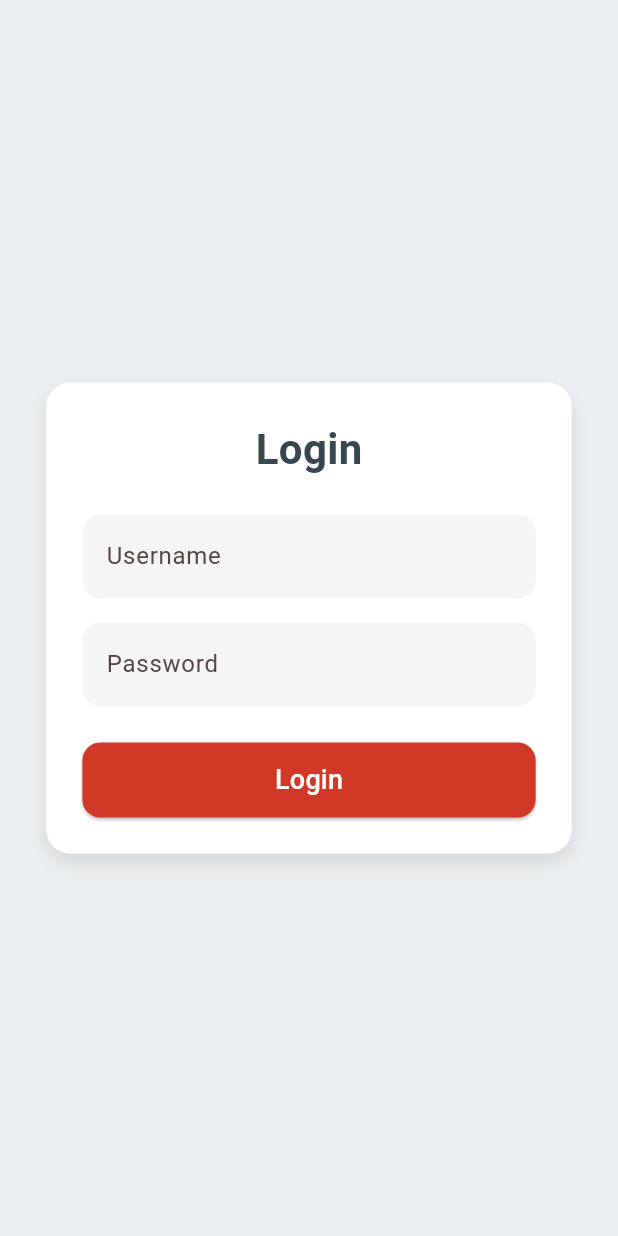
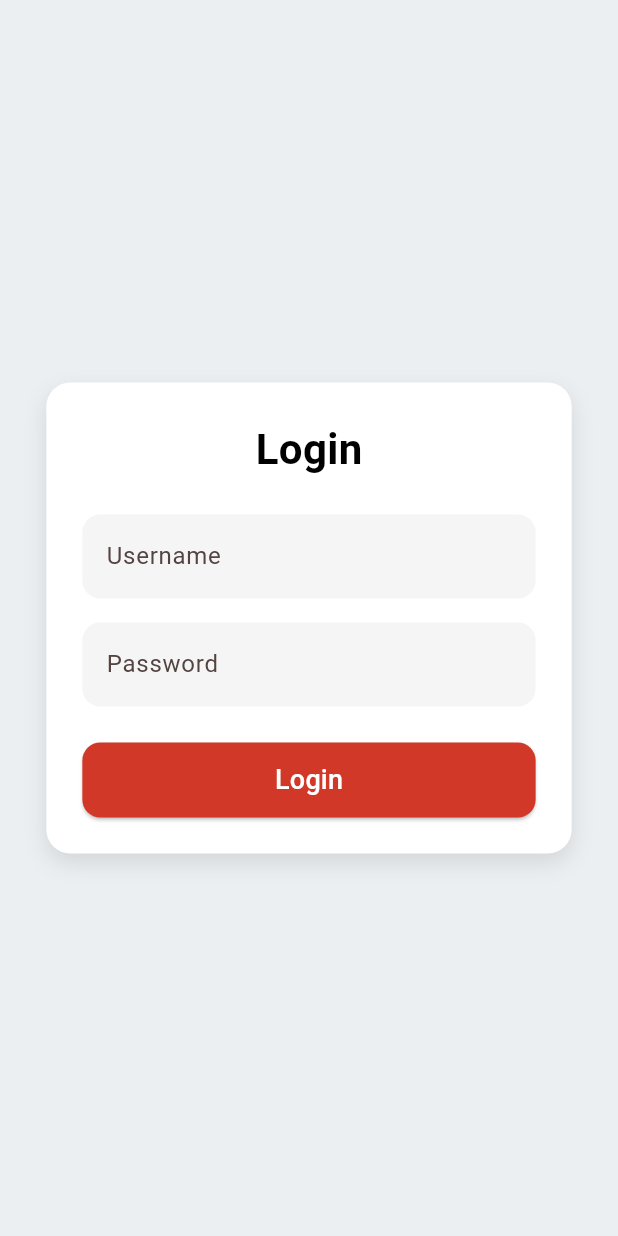
Before and after one commit to jimmyfcis/code_scanner, a Flutter app: the screen it shows after launch, on a phone screen of 412 x 824 dp. Run offline on Flutter 3.47's test engine with Material 3 defaults, Android fonts, the phone set to English and light mode, and no system bars; missing offline and left inert: mobile_scanner.

Commit message:
update UI

```diff
--- a/lib/screens/login_screen.dart
+++ b/lib/screens/login_screen.dart
@@ -64,7 +64,7 @@ class _LoginScreenState extends State<LoginScreen> {
                 style: TextStyle(
                   fontSize: 28,
                   fontWeight: FontWeight.bold,
-                  color: Colors.blueGrey[800],
+                  color: Colors.black,
                 ),
               ),
               const SizedBox(height: 24),
```
